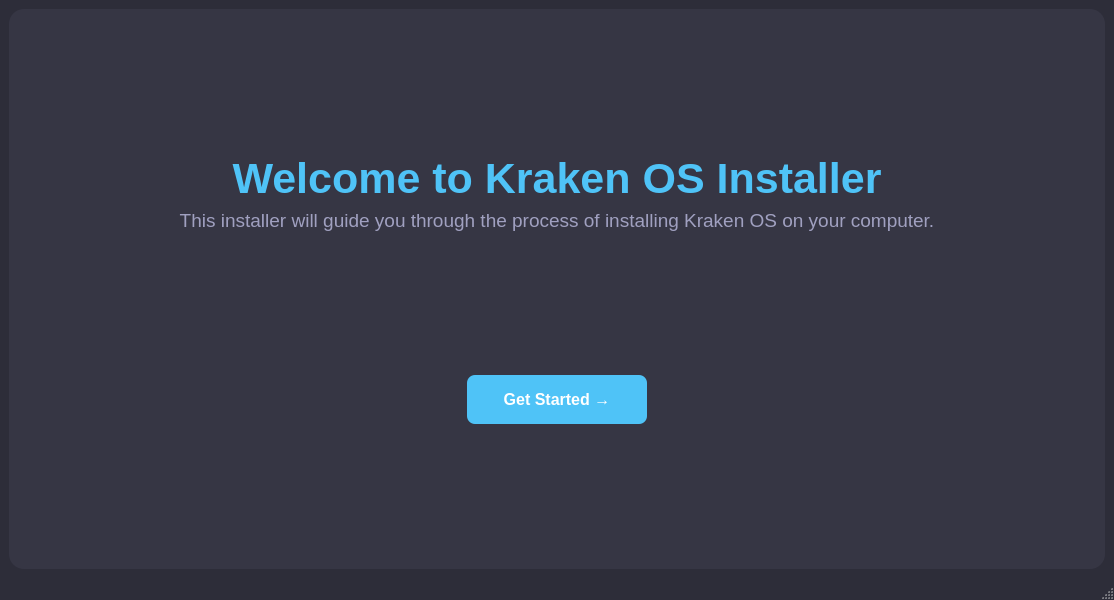
Old version of the form mainwindow.ui in the repository n1cef/kraken_installer.
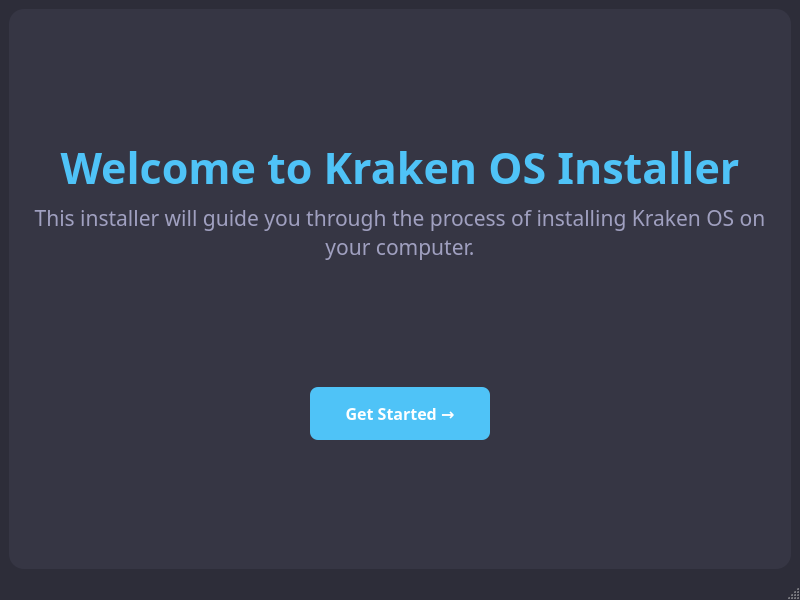
New version of the form.

Patch:
```diff
--- a/mainwindow.ui
+++ b/mainwindow.ui
@@ -2,20 +2,6 @@
 <ui version="4.0">
  <class>MainWindow</class>
  <widget class="QMainWindow" name="MainWindow">
-  <property name="geometry">
-   <rect>
-    <x>0</x>
-    <y>0</y>
-    <width>1114</width>
-    <height>600</height>
-   </rect>
-  </property>
-  <property name="maximumSize">
-   <size>
-    <width>1920</width>
-    <height>1080</height>
-   </size>
-  </property>
   <property name="windowTitle">
    <string>Kraken OS Installer</string>
   </property>
@@ -29,10 +15,34 @@
     }
    </string>
   </property>
+  <property name="sizePolicy">
+   <sizepolicy hsizetype="Preferred" vsizetype="Preferred">
+    <horstretch>0</horstretch>
+    <verstretch>0</verstretch>
+   </sizepolicy>
+  </property>
+  <property name="minimumSize">
+   <size>
+    <width>800</width>
+    <height>600</height>
+   </size>
+  </property>
+  <property name="maximumSize">
+   <size>
+    <width>1920</width>
+    <height>1080</height>
+   </size>
+  </property>
   <widget class="QWidget" name="centralwidget">
    <layout class="QVBoxLayout" name="verticalLayout_2">
     <item>
      <widget class="QStackedWidget" name="stackedWidget">
+      <property name="sizePolicy">
+       <sizepolicy hsizetype="Expanding" vsizetype="Expanding">
+        <horstretch>0</horstretch>
+        <verstretch>0</verstretch>
+       </sizepolicy>
+      </property>
       <property name="styleSheet">
        <string notr="true">
         QStackedWidget {
@@ -66,24 +76,28 @@
           <property name="orientation">
            <enum>Qt::Vertical</enum>
           </property>
+          <property name="sizeType">
+           <enum>QSizePolicy::Expanding</enum>
+          </property>
           <property name="sizeHint" stdset="0">
            <size>
             <width>20</width>
-            <height>40</height>
+            <height>0</height>
            </size>
           </property>
          </spacer>
         </item>
         <item>
          <widget class="QLabel" name="label_first">
-          <property name="maximumSize">
-           <size>
-            <width>16777215</width>
-            <height>16777215</height>
-           </size>
+          <property name="sizePolicy">
+           <sizepolicy hsizetype="Preferred" vsizetype="Preferred">
+            <horstretch>0</horstretch>
+            <verstretch>0</verstretch>
+           </sizepolicy>
           </property>
           <property name="font">
            <font>
+            <family>SpaceMono Nerd Font</family>
             <pointsize>32</pointsize>
             <weight>75</weight>
             <bold>true</bold>
@@ -105,9 +119,16 @@
         </item>
         <item>
          <widget class="QLabel" name="label">
+          <property name="sizePolicy">
+           <sizepolicy hsizetype="Preferred" vsizetype="Preferred">
+            <horstretch>0</horstretch>
+            <verstretch>0</verstretch>
+           </sizepolicy>
+          </property>
           <property name="font">
            <font>
-            <pointsize>14</pointsize>
+            <family>SpaceMono Nerd Font</family>
+            <pointsize>16</pointsize>
            </font>
           </property>
           <property name="styleSheet">
@@ -129,10 +150,13 @@
           <property name="orientation">
            <enum>Qt::Vertical</enum>
           </property>
+          <property name="sizeType">
+           <enum>QSizePolicy::Expanding</enum>
+          </property>
           <property name="sizeHint" stdset="0">
            <size>
             <width>20</width>
-            <height>40</height>
+            <height>0</height>
            </size>
           </property>
          </spacer>
@@ -144,9 +168,12 @@
             <property name="orientation">
              <enum>Qt::Horizontal</enum>
             </property>
+            <property name="sizeType">
+             <enum>QSizePolicy::Expanding</enum>
+            </property>
             <property name="sizeHint" stdset="0">
              <size>
-              <width>40</width>
+              <width>0</width>
               <height>20</height>
              </size>
             </property>
@@ -154,9 +181,16 @@
           </item>
           <item>
            <widget class="QPushButton" name="bnt1">
+            <property name="sizePolicy">
+             <sizepolicy hsizetype="Minimum" vsizetype="Fixed">
+              <horstretch>0</horstretch>
+              <verstretch>0</verstretch>
+             </sizepolicy>
+            </property>
             <property name="font">
              <font>
-              <pointsize>16</pointsize>
+              <family>SpaceMono Nerd Font</family>
+              <pointsize>18</pointsize>
               <weight>75</weight>
               <bold>true</bold>
              </font>
@@ -171,9 +205,12 @@
             <property name="orientation">
              <enum>Qt::Horizontal</enum>
             </property>
+            <property name="sizeType">
+             <enum>QSizePolicy::Expanding</enum>
+            </property>
             <property name="sizeHint" stdset="0">
              <size>
-              <width>40</width>
+              <width>0</width>
               <height>20</height>
              </size>
             </property>
@@ -186,10 +223,13 @@
           <property name="orientation">
            <enum>Qt::Vertical</enum>
           </property>
+          <property name="sizeType">
+           <enum>QSizePolicy::Expanding</enum>
+          </property>
           <property name="sizeHint" stdset="0">
            <size>
             <width>20</width>
-            <height>40</height>
+            <height>0</height>
            </size>
           </property>
          </spacer>
```
Left out of the diff: 20 changed lines with no effect on the pictures.
